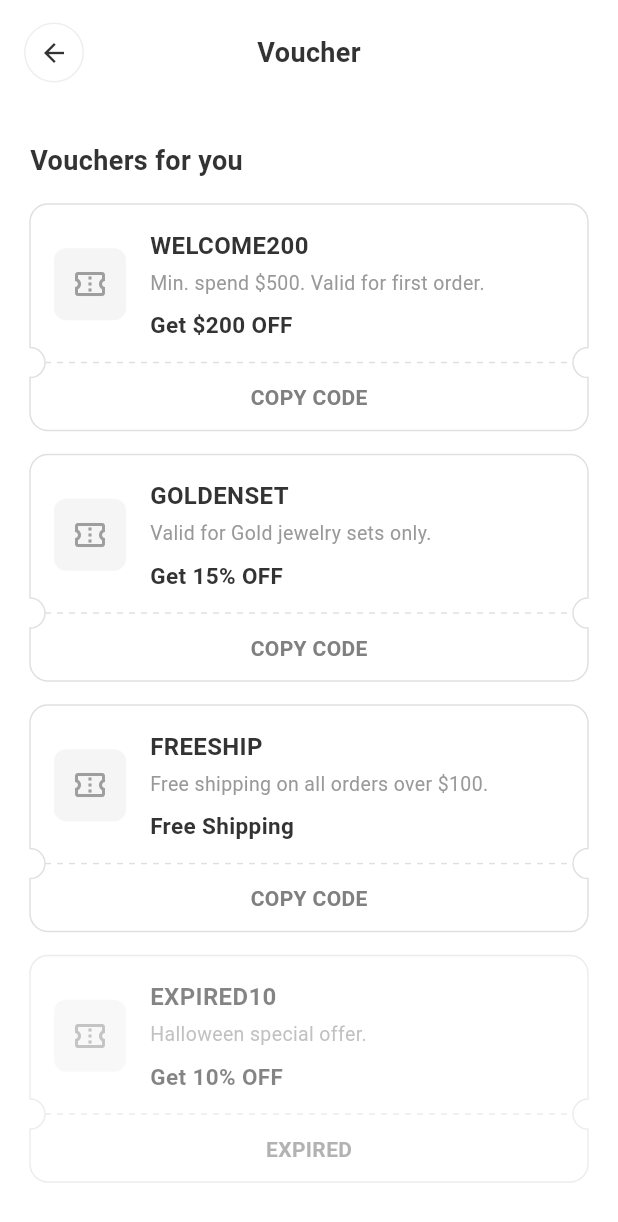
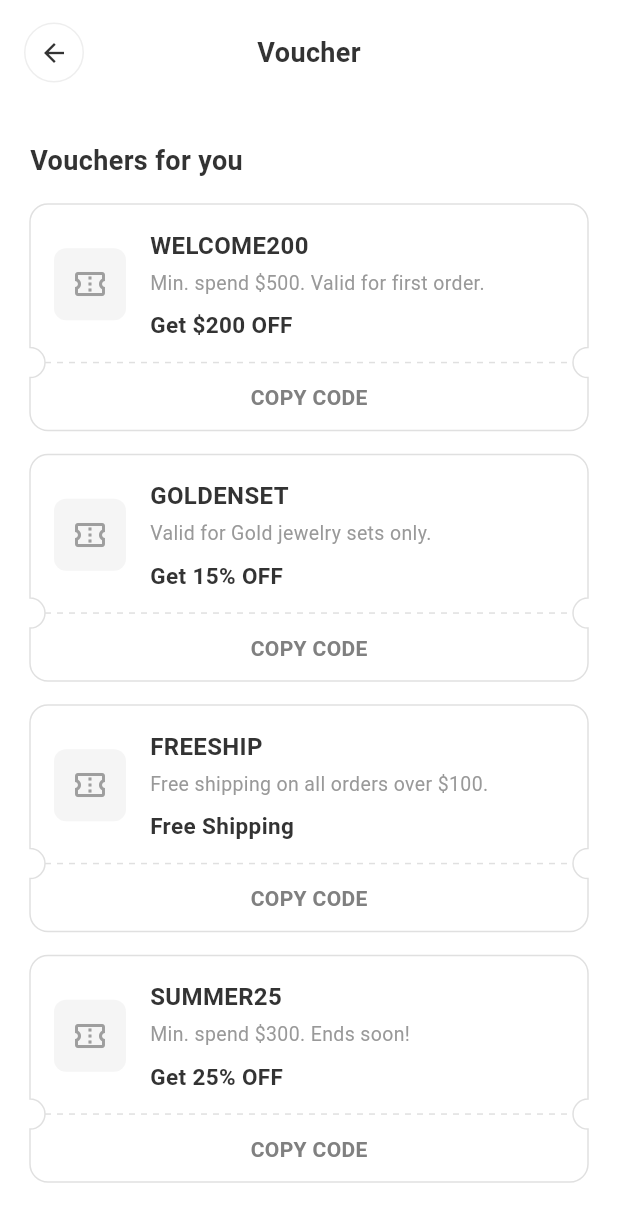
Before and after one commit to QuangHuy1108/Jewelry-ai-app, a Flutter app: the CouponScreen screen opened directly, on a phone screen of 412 x 824 dp. Shown: the top 1222 px of the screen. Run offline on Flutter 3.47's test engine with Material 3 defaults, Android fonts, the phone set to English and light mode, and no system bars; our stand-ins replace camera, carousel_slider, cloud_firestore, country_picker, firebase_auth, firebase_core and 8 more; accounts and stored records are empty; network calls fail; statements that could not run were skipped.

Commit message:
feat: Phase D — Admin system, coupon service & analytics functions
Admin System:
- setAdminRole: Callable function to grant admin via custom claims + admins collection
- removeAdminRole: Callable function to revoke admin access
- getDashboardStats: Callable function returning real-time business KPIs
- All admin functions protected by admin token verification

Coupon/Promo System:
- Created CouponService with Firestore streaming, code validation, usage tracking
- Auto-seeder with 5 production coupons (WELCOME200, GOLDENSET, FREESHIP, SUMMER25, EXPIRED10)
- Rich coupon schema: discountType, discountValue, minSpend, maxUses, usedCount, expiresAt
- Rewired CouponScreen to stream live coupons from Firestore
- Rewired VoucherListWidget to stream live vouchers with real-time expiry filtering
- Added coupon seeding to HomeScreen init

```diff
--- a/lib/features/home/screens/home_screen.dart
+++ b/lib/features/home/screens/home_screen.dart
@@ -6,6 +6,7 @@ import '../widgets/product_grid.dart';
 import 'package:jewelry_app/features/home/widgets/bottom_nav.dart';
 import '../widgets/popular_products_section.dart';
 import 'package:jewelry_app/services/product_service.dart';
+import 'package:jewelry_app/services/coupon_service.dart';
 
 class HomeScreen extends StatefulWidget {
   const HomeScreen({super.key});
@@ -19,6 +20,7 @@ class _HomeScreenState extends State<HomeScreen> {
   void initState() {
     super.initState();
     ProductService().seedDatabase();
+    CouponService().seedCoupons();
   }
 
   @override
--- a/lib/features/offer/screens/coupon_screen.dart
+++ b/lib/features/offer/screens/coupon_screen.dart
@@ -1,4 +1,6 @@
 import 'package:flutter/material.dart';
+import 'package:cloud_firestore/cloud_firestore.dart';
+import 'package:jewelry_app/services/coupon_service.dart';
 import '../widgets/coupon_card.dart';
 
 class CouponScreen extends StatefulWidget {
@@ -16,48 +18,7 @@ class CouponScreen extends StatefulWidget {
 }
 
 class _CouponScreenState extends State<CouponScreen> {
-  bool _isLoading = true;
-  List<Map<String, dynamic>> _coupons = [];
-
-  @override
-  void initState() {
-    super.initState();
-    _loadCoupons();
-  }
-
-  Future<void> _loadCoupons() async {
-    setState(() => _isLoading = true);
-    // Simulate API fetch delay
-    await Future.delayed(const Duration(milliseconds: 1500));
-    if (mounted) {
-      setState(() {
-        _isLoading = false;
-        _coupons = [
-          {
-            "code": "WELCOME200",
-            "condition": "Min. spend \$500. Valid for first order.",
-            "discount": "Get \$200 OFF",
-          },
-          {
-            "code": "GOLDENSET",
-            "condition": "Valid for Gold jewelry sets only.",
-            "discount": "Get 15% OFF",
-          },
-          {
-            "code": "FREESHIP",
-            "condition": "Free shipping on all orders over \$100.",
-            "discount": "Free Shipping",
-          },
-          {
-            "code": "EXPIRED10",
-            "condition": "Halloween special offer.",
-            "discount": "Get 10% OFF",
-            "isExpired": true,
-          },
-        ];
-      });
-    }
-  }
+  final CouponService _couponService = CouponService();
 
   @override
   Widget build(BuildContext context) {
@@ -69,9 +30,9 @@ class _CouponScreenState extends State<CouponScreen> {
           crossAxisAlignment: CrossAxisAlignment.start,
           children: [
             _buildHeader(context),
-            Padding(
-              padding: const EdgeInsets.only(left: 20, top: 24, bottom: 16),
-              child: const Text(
+            const Padding(
+              padding: EdgeInsets.only(left: 20, top: 24, bottom: 16),
+              child: Text(
                 'Vouchers for you',
                 style: TextStyle(
                   fontSize: 18,
@@ -81,11 +42,17 @@ class _CouponScreenState extends State<CouponScreen> {
               ),
             ),
             Expanded(
-              child: _isLoading
-                  ? _buildLoadingList()
-                  : _coupons.isEmpty
-                      ? _buildEmptyState()
-                      : _buildCouponList(),
+              child: StreamBuilder<QuerySnapshot<Map<String, dynamic>>>(
+                stream: _couponService.getActiveCouponsStream(),
+                builder: (context, snapshot) {
+                  if (snapshot.connectionState == ConnectionState.waiting) {
+                    return _buildLoadingList();
+                  }
+                  final docs = snapshot.data?.docs ?? [];
+                  if (docs.isEmpty) return _buildEmptyState();
+                  return _buildCouponList(docs);
+                },
+              ),
             ),
           ],
         ),
@@ -95,14 +62,13 @@ class _CouponScreenState extends State<CouponScreen> {
 
   Widget _buildHeader(BuildContext context) {
     return Container(
-      height: 70, // Height: 60px - 80px
+      height: 70,
       padding: const EdgeInsets.symmetric(horizontal: 16),
       decoration: const BoxDecoration(
         color: Color(0xFFFFFFFF),
       ),
       child: Row(
         children: [
-          // Circular Back Button
           GestureDetector(
             onTap: () => Navigator.pop(context),
             child: Container(
@@ -127,7 +93,7 @@ class _CouponScreenState extends State<CouponScreen> {
               ),
             ),
           ),
-          const SizedBox(width: 40), // Balance
+          const SizedBox(width: 40),
         ],
       ),
     );
@@ -159,24 +125,13 @@ class _CouponScreenState extends State<CouponScreen> {
                 color: Color(0xFF333333),
               ),
             ),
-            const SizedBox(height: 24),
-            ElevatedButton(
-              onPressed: _loadCoupons,
-              style: ElevatedButton.styleFrom(
-                backgroundColor: const Color(0xFF333333),
-                foregroundColor: Colors.white,
-                padding: const EdgeInsets.symmetric(horizontal: 32, vertical: 12),
-                shape: RoundedRectangleBorder(borderRadius: BorderRadius.circular(24)),
-              ),
-              child: const Text('Refresh'),
-            ),
           ],
         ),
       ),
     );
   }
 
-  Widget _buildCouponList() {
+  Widget _buildCouponList(List<QueryDocumentSnapshot<Map<String, dynamic>>> docs) {
     final bottomPadding = MediaQuery.paddingOf(context).bottom;
 
     return ListView.separated(
@@ -185,12 +140,24 @@ class _CouponScreenState extends State<CouponScreen> {
         right: 20,
         bottom: 20 + bottomPadding,
       ),
-      itemCount: _coupons.length,
+      itemCount: docs.length,
       separatorBuilder: (_, __) => const SizedBox(height: 16),
       itemBuilder: (context, index) {
-        final coupon = _coupons[index];
+        final doc = docs[index];
+        final coupon = doc.data();
+        coupon['docId'] = doc.id;
 
-        // Entrance: Slide-up or Fade-in for the list (Duration: 400ms).
+        // Check if expired
+        bool isExpired = coupon['isExpired'] == true;
+        if (!isExpired && coupon['expiresAt'] != null) {
+          final expiryDate = (coupon['expiresAt'] as Timestamp).toDate();
+          isExpired = expiryDate.isBefore(DateTime.now());
+        }
+        // Check usage
+        if (!isExpired && coupon['maxUses'] != null && coupon['usedCount'] != null) {
+          isExpired = coupon['usedCount'] >= coupon['maxUses'];
+        }
+
         return TweenAnimationBuilder<double>(
           tween: Tween<double>(begin: 0.0, end: 1.0),
           duration: const Duration(milliseconds: 400),
@@ -206,15 +173,15 @@ class _CouponScreenState extends State<CouponScreen> {
           },
           child: GestureDetector(
             onTap: () {
-              if (widget.cartItemId != null && !(coupon['isExpired'] ?? false)) {
+              if (widget.cartItemId != null && !isExpired) {
                 Navigator.pop(context, coupon);
               }
             },
             child: CouponCard(
-              code: coupon['code'],
-              condition: coupon['condition'],
-              discount: coupon['discount'],
-              isExpired: coupon['isExpired'] ?? false,
+              code: coupon['code'] ?? '',
+              condition: coupon['condition'] ?? '',
+              discount: coupon['discount'] ?? '',
+              isExpired: isExpired,
             ),
           ),
         );
```
Also changed, not shown: lib/features/product/widgets/voucher_list_widget.dart (added, +135 -0 lines), lib/services/coupon_service.dart (added, +145 -0 lines), 2 other files.
